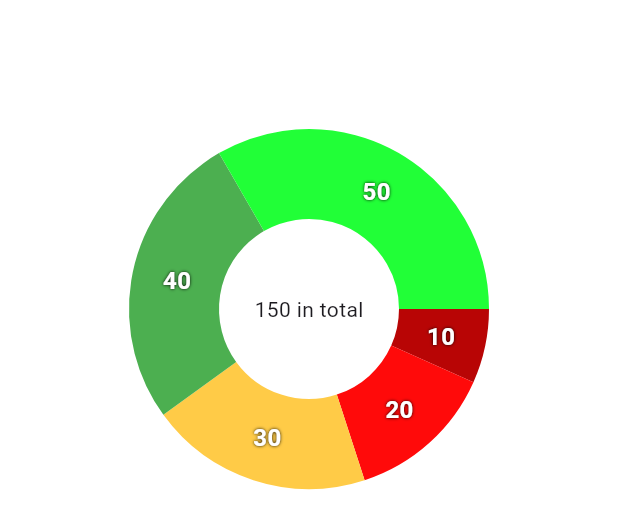
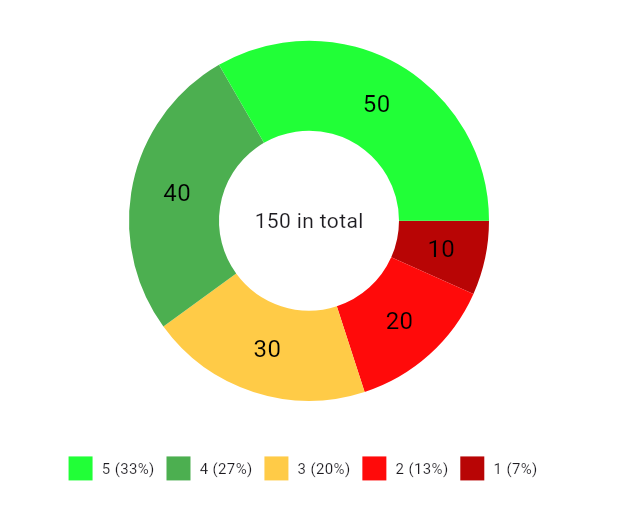
Before and after one commit to Yudnikov-Leonid/DiaryForStudentsFlutter, a Flutter app: the MarksPieChart widget shown alone on an empty page, opened directly, on a phone screen of 412 x 824 dp. Shown: the top 529 px of the screen. Run offline on Flutter 3.47's test engine with Material 3 defaults, Android fonts, the phone set to English and light mode, and no system bars; drawn by our look-alikes of fl_chart; our stand-ins replace email_validator, equatable, firebase_core, firebase_database, firebase_messaging, flutter_bloc and 5 more; accounts and stored records are empty; network calls fail.

Commit message:
feature/analytics MarksPieChart upgrade ui

```diff
--- a/lib/core/constants/marks_colors.dart
+++ b/lib/core/constants/marks_colors.dart
@@ -1,7 +1,9 @@
 import 'package:flutter/material.dart';
 
-const fiveColor = Color.fromARGB(255, 33, 255, 55);
-const fourColor = Colors.green;
-const threeColor = Color.fromARGB(255, 255, 203, 71);
-const twoColor = Color.fromARGB(255, 255, 10, 10);
-const oneColor = Color.fromARGB(255, 184, 5, 5);
+class MarksColors {
+  static const fiveColor = Color.fromARGB(255, 33, 255, 55);
+  static const fourColor = Colors.green;
+  static const threeColor = Color.fromARGB(255, 255, 203, 71);
+  static const twoColor = Color.fromARGB(255, 255, 10, 10);
+  static const oneColor = Color.fromARGB(255, 184, 5, 5);
+}
--- a/lib/features/analytics/presentation/widgets/pie_chart.dart
+++ b/lib/features/analytics/presentation/widgets/pie_chart.dart
@@ -1,4 +1,5 @@
 import 'package:collection/collection.dart';
+import 'package:edu_diary/core/constants/marks_colors.dart';
 import 'package:edu_diary/features/performance/data/models/response.dart';
 import 'package:fl_chart/fl_chart.dart';
 import 'package:flutter/material.dart';
@@ -17,12 +18,15 @@ class _MarksPieChartState extends State<MarksPieChart> {
 
   @override
   Widget build(BuildContext context) {
-    return AspectRatio(
-      aspectRatio: 1,
+    final sum = widget.data.fold(0, (a, b) => a + b);
+    return Column(
+      children: [
+        AspectRatio(
+          aspectRatio: 1.4,
           child: Stack(
             children: [
               Center(
-            child: Text('${widget.data.fold(0, (a, b) => a + b)} in total'),
+                child: Text('$sum in total'),
               ),
               PieChart(PieChartData(
                 pieTouchData: PieTouchData(
@@ -48,6 +52,55 @@ class _MarksPieChartState extends State<MarksPieChart> {
               )),
             ],
           ),
+        ),
+        const SizedBox(
+          height: 10,
+        ),
+        Row(
+          mainAxisAlignment: MainAxisAlignment.center,
+          children: [
+            _markPercent(5, sum),
+            const SizedBox(
+              width: 8,
+            ),
+            _markPercent(4, sum),
+            const SizedBox(
+              width: 8,
+            ),
+            _markPercent(3, sum),
+            const SizedBox(
+              width: 8,
+            ),
+            _markPercent(2, sum),
+            const SizedBox(
+              width: 8,
+            ),
+            _markPercent(1, sum),
+            const SizedBox(
+              width: 8,
+            ),
+          ],
+        )
+      ],
+    );
+  }
+
+  Widget _markPercent(int mark, int sum) {
+    return Row(
+      children: [
+        Container(
+          width: 16,
+          height: 16,
+          color: PerformanceResponse.handleColor(mark),
+        ),
+        const SizedBox(
+          width: 6,
+        ),
+        Text(
+          '$mark (${(widget.data[mark - 1] / sum * 100).round()}%)',
+          style: const TextStyle(fontSize: 10),
+        ),
+      ],
     );
   }
 
@@ -64,9 +117,7 @@ class _MarksPieChartState extends State<MarksPieChart> {
         radius: radius,
         titleStyle: TextStyle(
           fontSize: fontSize,
-          fontWeight: FontWeight.bold,
-          color: Colors.white,
-          shadows: shadows,
+          color: Colors.black,
         ),
       );
     }).toList();
--- a/lib/features/performance/data/models/response.dart
+++ b/lib/features/performance/data/models/response.dart
@@ -47,15 +47,15 @@ class PerformanceResponse {
   static Color handleColor(int value) {
     switch (value) {
       case 5:
-        return fiveColor;
+        return MarksColors.fiveColor;
       case 4:
-        return fourColor;
+        return MarksColors.fourColor;
       case 3:
-        return threeColor;
+        return MarksColors.threeColor;
       case 2:
-        return twoColor;
+        return MarksColors.twoColor;
       case 1:
-        return oneColor;
+        return MarksColors.oneColor;
       default:
         return Colors.black;
     }
@@ -64,15 +64,15 @@ class PerformanceResponse {
   static Color handleAverageColor(double value) {
     switch (value) {
       case >= 4.5:
-        return fiveColor;
+        return MarksColors.fiveColor;
       case >= 3.5:
-        return fourColor;
+        return MarksColors.fourColor;
       case >= 2.5:
-        return threeColor;
+        return MarksColors.threeColor;
       case > 1:
-        return twoColor;
+        return MarksColors.twoColor;
       default:
-        return oneColor;
+        return MarksColors.oneColor;
     }
   }
 }
```
Lines whose indentation alone changed are shown as unchanged.
